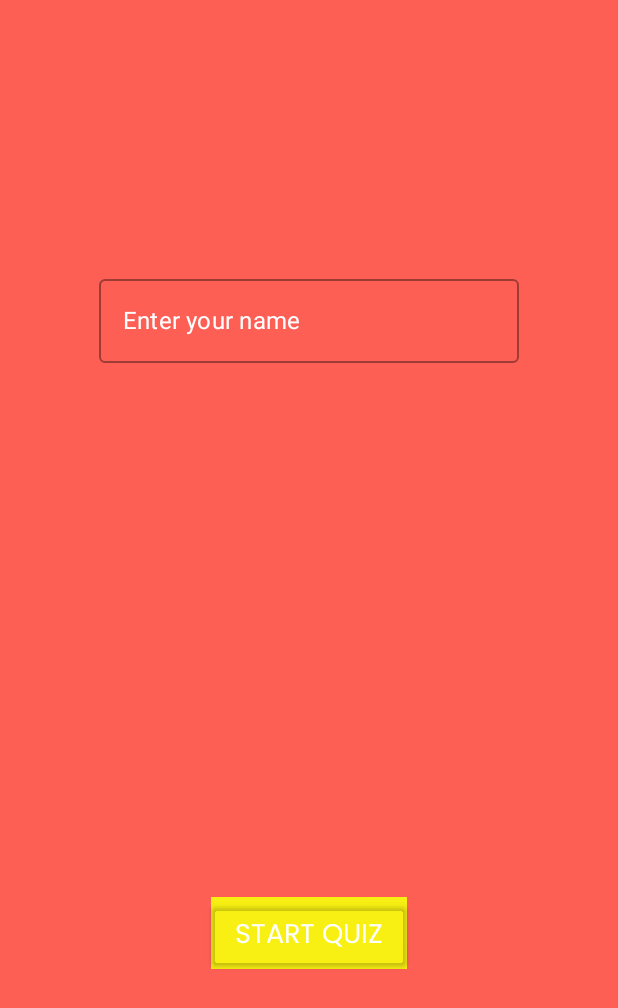
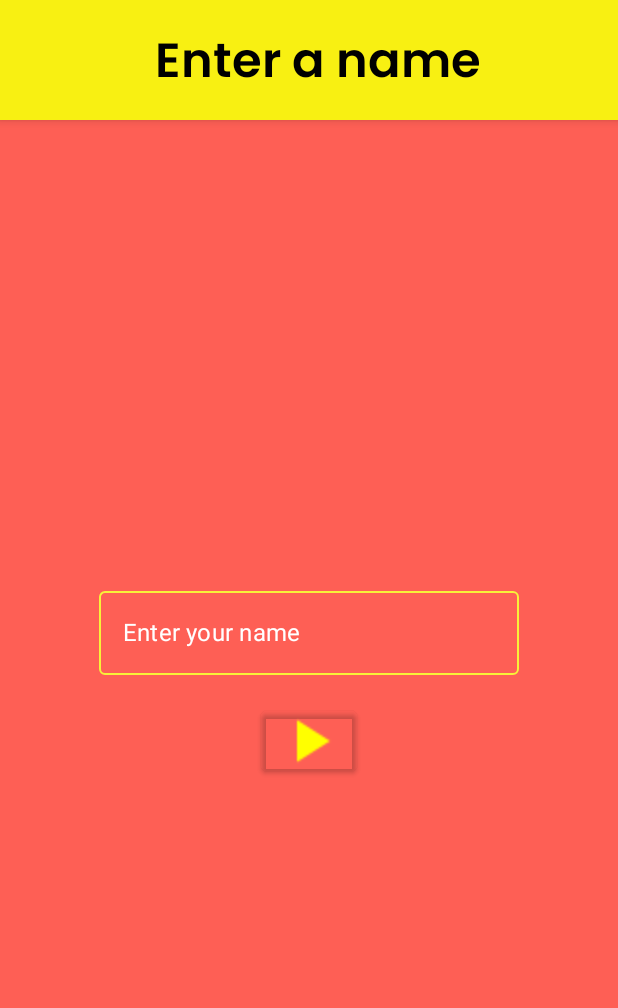
Before and after one commit to tomesfilip/quizam, an Android app built with Jetpack Compose: the screen it shows after launch (MainActivity), on a phone screen of 412 x 824 dp. Shown: the top 1008 px of the screen. Run offline under Robolectric (Android 15) with nearby library versions, the phone set to English and light mode, and no system bars; our stand-ins replace Dagger/Hilt's generated code, Room's generated code.

Commit message:
styling updates to game start and cardlist screens

```diff
--- a/app/src/main/java/com/example/quizam_/presentation/card_list/CardListViewModel.kt
+++ b/app/src/main/java/com/example/quizam_/presentation/card_list/CardListViewModel.kt
@@ -27,6 +27,9 @@ class CardListViewModel @Inject constructor(
     private val _state = mutableStateOf(CardListState())
     val state: State<CardListState> = _state
 
+    private val _currentCard = mutableStateOf(0)
+    val currentCard: State<Int> = _currentCard
+
     init {
         savedStateHandle.get<String>(Constants.QUERY_CATEGORY_ID)?.let { categoryId ->
             getQuizCards(categoryId.toInt())
--- a/app/src/main/java/com/example/quizam_/presentation/game_start/GameStartScreen.kt
+++ b/app/src/main/java/com/example/quizam_/presentation/game_start/GameStartScreen.kt
@@ -1,23 +1,29 @@
 package com.example.quizam_.presentation.game_start
 
+import androidx.compose.foundation.BorderStroke
+import androidx.compose.foundation.Image
 import androidx.compose.foundation.background
-import androidx.compose.foundation.layout.Arrangement
-import androidx.compose.foundation.layout.Column
-import androidx.compose.foundation.layout.fillMaxSize
-import androidx.compose.material.Button
-import androidx.compose.material.MaterialTheme
-import androidx.compose.material.OutlinedTextField
-import androidx.compose.material.Text
-import androidx.compose.runtime.Composable
+import androidx.compose.foundation.layout.*
+import androidx.compose.foundation.shape.RoundedCornerShape
+import androidx.compose.material.*
+import androidx.compose.material.icons.Icons
+import androidx.compose.material.icons.filled.PlayArrow
+import androidx.compose.runtime.*
 import androidx.compose.ui.Alignment
+import androidx.compose.ui.Alignment.Companion.CenterHorizontally
 import androidx.compose.ui.Modifier
+import androidx.compose.ui.draw.clip
+import androidx.compose.ui.draw.scale
 import androidx.compose.ui.graphics.Color
 import androidx.compose.ui.res.colorResource
+import androidx.compose.ui.res.painterResource
 import androidx.compose.ui.text.TextStyle
+import androidx.compose.ui.unit.dp
 import androidx.hilt.navigation.compose.hiltViewModel
 import androidx.navigation.NavController
 import com.example.quizam_.R
 import com.example.quizam_.presentation.Screen
+import com.example.quizam_.presentation.shared_components.ScreenHeadline
 
 @Composable
 fun GameStartScreen(
@@ -25,21 +31,33 @@ fun GameStartScreen(
     viewModel: GameStartViewModel = hiltViewModel()
 ) {
     val userNameState = viewModel.userName.value
+    var usrName by remember { mutableStateOf("") }
 //    val scope = rememberCoroutineScope()
 
+    Scaffold(
+        topBar = {
+            ScreenHeadline(headlineText = "Enter a name")
+        },
+        content = {
             Column(
                 modifier = Modifier
                     .fillMaxSize()
                     .background(colorResource(id = R.color.light_red)),
-        horizontalAlignment = Alignment.CenterHorizontally,
-        verticalArrangement = Arrangement.SpaceAround
+                horizontalAlignment = CenterHorizontally,
+                verticalArrangement = Arrangement.Center
             ) {
+                Column() {
                     OutlinedTextField(
                         textStyle = TextStyle(Color.White),
                         singleLine = true,
-            value = userNameState,
-            onValueChange = {
-                viewModel.onEvent(GameStartEvent.EnteredUserName(it))
+                        colors = TextFieldDefaults.outlinedTextFieldColors(
+                            focusedBorderColor = colorResource(id = R.color.bright_yellow),
+                            unfocusedBorderColor = colorResource(id = R.color.light_yellow)
+                        ),
+                        value = usrName,
+                        onValueChange = { user ->
+                            usrName = user
+//                            viewModel.onEvent(GameStartEvent.EnteredUserName(it))
                         },
                         label = {
                             Text(
@@ -48,18 +66,27 @@ fun GameStartScreen(
                             )
                         }
                     )
+                }
+                Spacer(modifier = Modifier.height(20.dp))
+                Column() {
                     Button(
                         onClick = {
                             viewModel.onEvent(GameStartEvent.SaveUser)
                             navController.navigate(Screen.CategoryListScreen.route)
                         },
-            Modifier.background(colorResource(id = R.color.bright_yellow)),
-
+//            Modifier.background()
                     ) {
-            Text(
-                text = "START QUIZ",
-                style = MaterialTheme.typography.h2
+                        Icon(
+                            Icons.Filled.PlayArrow,
+                            contentDescription = "Play game button",
+                            tint = Color.Yellow,
+                            modifier = Modifier.scale(2f)
                         )
                     }
                 }
             }
+        }
+    )
+
+
+}
--- a/app/src/main/res/values/colors.xml
+++ b/app/src/main/res/values/colors.xml
@@ -1,7 +1,9 @@
 <?xml version="1.0" encoding="utf-8"?>
 <resources>
     <color name="bright_yellow">#FFF8F012</color>
+    <color name="light_yellow">#F8F139</color>
     <color name="light_red">#FFFE5F55</color>
     <color name="black">#FF000000</color>
     <color name="white">#FFFFFFFF</color>
+
 </resources>
```
Also changed, not shown: app/src/main/java/com/example/quizam_/presentation/card_list/CardListScreen.kt (+28 -15 lines), app/src/main/java/com/example/quizam_/presentation/card_list/components/CardListCategory.kt (+11 -6 lines), app/src/main/res/drawable/ic_play_button.xml (added, +9 -0 lines). Lines whose indentation alone changed are shown as unchanged.
